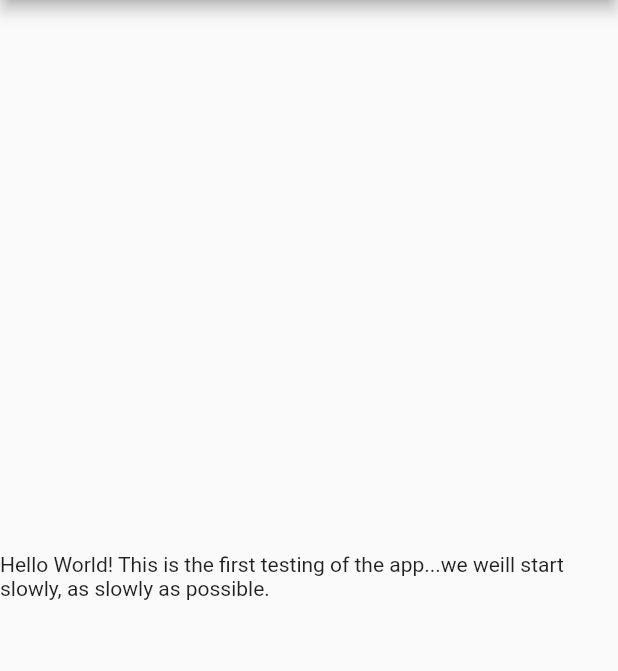
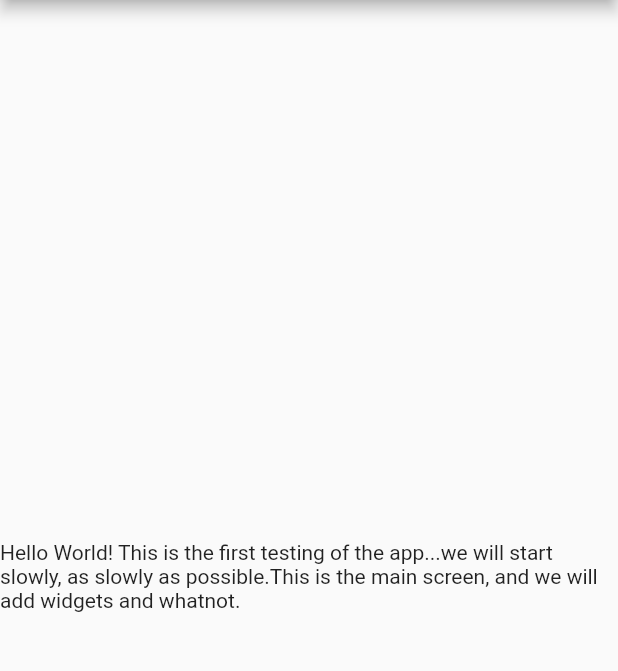
Before and after one commit to caring-dev-acc/caring, a Flutter app: the screen it shows after launch, on a phone screen of 412 x 824 dp, the part 84-755 px from its top. Run offline on Flutter 3.47's test engine with Material 2 defaults, Android fonts, the phone set to English and light mode, and no system bars.

Commit message:
Andrei - Testing versioning
making a change on main screen, for checking the versioning system

```diff
--- a/caring_app/lib/main.dart
+++ b/caring_app/lib/main.dart
@@ -72,7 +72,8 @@ class _MyHomePageState extends State<MyHomePage> {
           title: Text(widget.title),
         ),
         body: Center(
-            child:Text('Hello World! This is the first testing of the app...we weill start slowly, as slowly as possible.')
+            child:Text('Hello World! This is the first testing of the app...we will start slowly, as slowly as possible.'
+                'This is the main screen, and we will add widgets and whatnot.')
         )
     );
 
```
